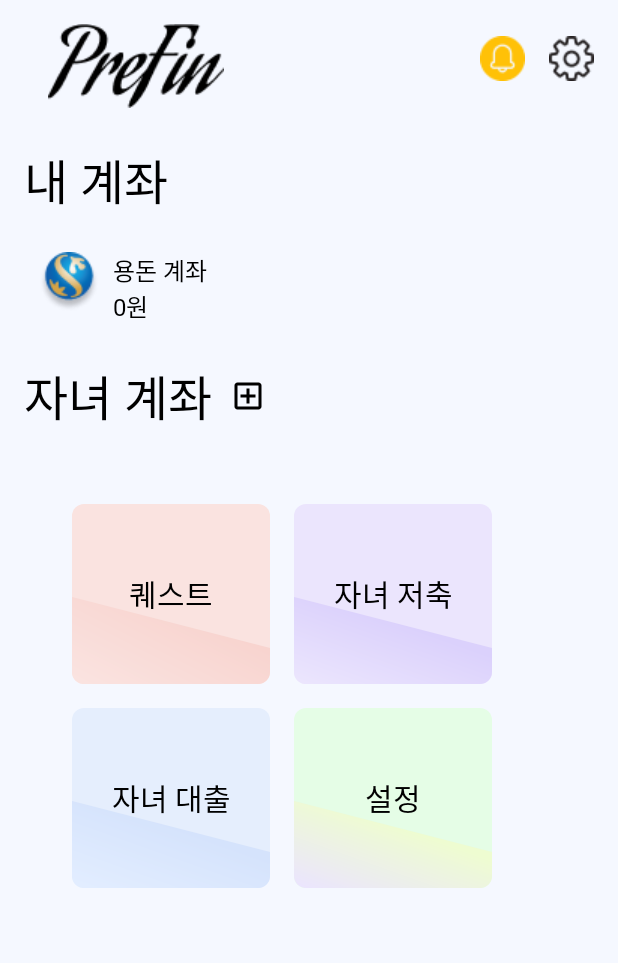
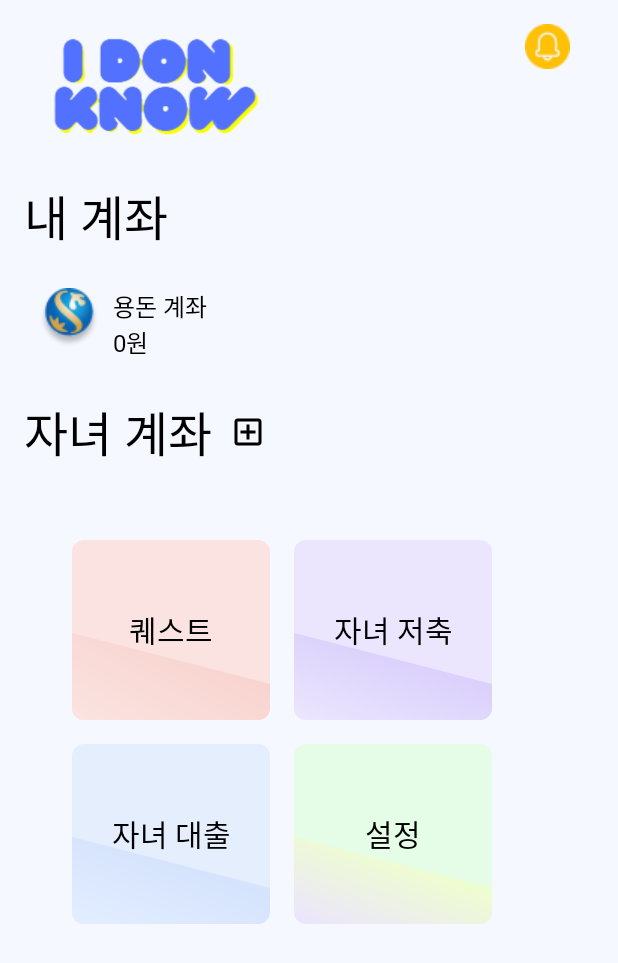
Before and after one commit to dyddn3994/prefin, an Android app: the ParentHomeFragment screen opened through its navigation route, on a phone screen of 412 x 824 dp. Shown: the top 963 px of the screen. Run offline under Robolectric (Android 15) with nearby library versions, the phone set to English and light mode, and no system bars; network calls fail; 4 statements that could not run were skipped.

Commit message:
Feat: 로고 전체 변경

```diff
--- a/mobile/Prefin/app/src/main/java/com/prefin/config/ApplicationClass.kt
+++ b/mobile/Prefin/app/src/main/java/com/prefin/config/ApplicationClass.kt
@@ -14,7 +14,7 @@ import java.util.concurrent.TimeUnit
 
 // 앱이 실행될때 1번만 실행이 됩니다.
 class ApplicationClass : Application() {
-    val API_URL = "http://172.30.1.86:8080/api/v1/"
+    val API_URL = "http://192.168.8.222:8080/api/v1/"
 
     // 코틀린의 전역변수
     companion object {
--- a/mobile/Prefin/app/src/main/res/layout/fragment_child_home.xml
+++ b/mobile/Prefin/app/src/main/res/layout/fragment_child_home.xml
@@ -15,10 +15,10 @@
         <ImageView
             android:id="@+id/fragment_child_home_logo_text_image_view"
             android:layout_width="wrap_content"
-            android:layout_height="wrap_content"
+            android:layout_height="80dp"
+            android:adjustViewBounds="true"
             android:layout_marginStart="16dp"
-            android:src="@drawable/prefin_text"
-
+            android:src="@drawable/i_don_know_logo"
             app:layout_constraintStart_toStartOf="parent"
             app:layout_constraintTop_toTopOf="parent" />
 
--- a/mobile/Prefin/app/src/main/res/layout/fragment_parent_home.xml
+++ b/mobile/Prefin/app/src/main/res/layout/fragment_parent_home.xml
@@ -5,6 +5,7 @@
     xmlns:tools="http://schemas.android.com/tools"
     android:layout_width="match_parent"
     android:layout_height="match_parent">
+
     <androidx.constraintlayout.widget.ConstraintLayout
         android:layout_width="match_parent"
         android:layout_height="match_parent"
@@ -13,12 +14,12 @@
         tools:context=".ui.parentHome.ParentHomeFragment">
 
         <ImageView
-            android:layout_marginStart="16dp"
             android:id="@+id/fragment_parent_home_logo_text_image_view"
             android:layout_width="wrap_content"
-            android:layout_height="wrap_content"
-            android:src="@drawable/prefin_text"
-
+            android:layout_height="80dp"
+            android:adjustViewBounds="true"
+            android:src="@drawable/i_don_know_logo"
+            android:layout_marginStart="16dp"
             app:layout_constraintStart_toStartOf="parent"
             app:layout_constraintTop_toTopOf="parent" />
 
@@ -27,19 +28,9 @@
             android:layout_width="wrap_content"
             android:layout_height="wrap_content"
             android:src="@drawable/ic_noti"
-            app:layout_constraintTop_toTopOf="@+id/fragment_parent_home_setting_image_view"
-            app:layout_constraintEnd_toStartOf="@+id/fragment_parent_home_setting_image_view"
+            app:layout_constraintEnd_toEndOf="parent"
+            app:layout_constraintTop_toTopOf="parent"
             />
-
-        <ImageView
-            android:layout_marginTop="8dp"
-            android:id="@+id/fragment_parent_home_setting_image_view"
-            android:layout_width="wrap_content"
-            android:layout_height="wrap_content"
-            android:src="@drawable/ic_setting"
-
-            app:layout_constraintEnd_toEndOf="parent"
-            app:layout_constraintTop_toTopOf="parent" />
 
         <TextView
             android:layout_marginTop="24dp"
```
